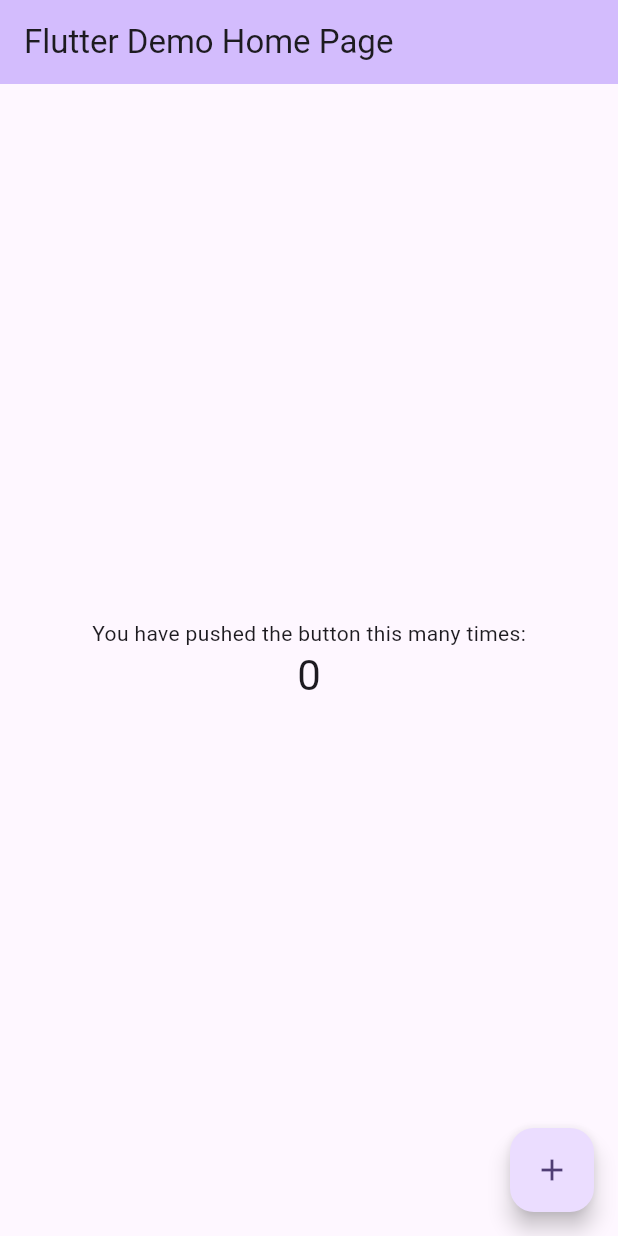
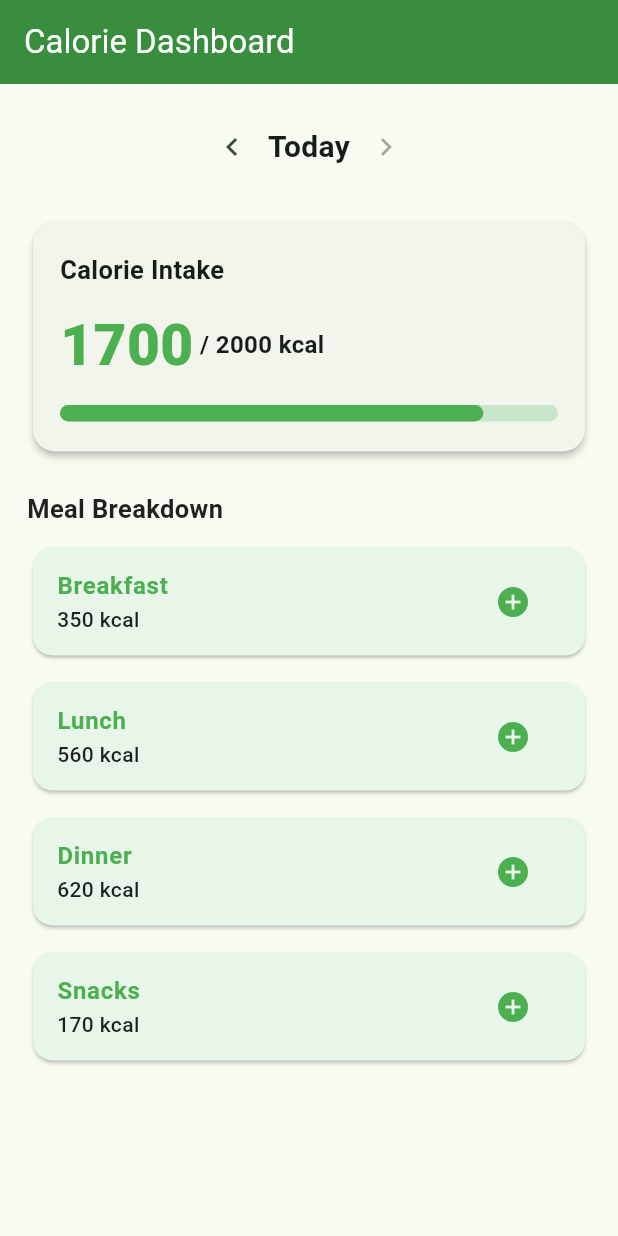
Before and after one commit to nik190799/ccdcdd_sdsd, a Flutter app: the screen it shows after launch, on a phone screen of 412 x 824 dp. Run offline on Flutter 3.47's test engine with Material 3 defaults, Android fonts, the phone set to English and light mode, and no system bars.

Commit message:
AI(Jarvis): Initial Attempt: lib/main.dart

```diff
--- a/lib/main.dart
+++ b/lib/main.dart
@@ -7,116 +7,191 @@ void main() {
 class MyApp extends StatelessWidget {
   const MyApp({super.key});
 
-  // This widget is the root of your application.
   @override
   Widget build(BuildContext context) {
     return MaterialApp(
-      title: 'Flutter Demo',
+      title: 'Calorie Tracker',
       theme: ThemeData(
-        // This is the theme of your application.
-        //
-        // TRY THIS: Try running your application with "flutter run". You'll see
-        // the application has a purple toolbar. Then, without quitting the app,
-        // try changing the seedColor in the colorScheme below to Colors.green
-        // and then invoke "hot reload" (save your changes or press the "hot
-        // reload" button in a Flutter-supported IDE, or press "r" if you used
-        // the command line to start the app).
-        //
-        // Notice that the counter didn't reset back to zero; the application
-        // state is not lost during the reload. To reset the state, use hot
-        // restart instead.
-        //
-        // This works for code too, not just values: Most code changes can be
-        // tested with just a hot reload.
-        colorScheme: ColorScheme.fromSeed(seedColor: Colors.deepPurple),
+        colorScheme: ColorScheme.fromSeed(seedColor: Colors.green),
+        useMaterial3: true,
       ),
-      home: const MyHomePage(title: 'Flutter Demo Home Page'),
+      home: const CalorieDashboardScreen(),
     );
   }
 }
 
-class MyHomePage extends StatefulWidget {
-  const MyHomePage({super.key, required this.title});
-
-  // This widget is the home page of your application. It is stateful, meaning
-  // that it has a State object (defined below) that contains fields that affect
-  // how it looks.
-
-  // This class is the configuration for the state. It holds the values (in this
-  // case the title) provided by the parent (in this case the App widget) and
-  // used by the build method of the State. Fields in a Widget subclass are
-  // always marked "final".
-
-  final String title;
+class CalorieDashboardScreen extends StatefulWidget {
+  const CalorieDashboardScreen({super.key});
 
   @override
-  State<MyHomePage> createState() => _MyHomePageState();
+  State<CalorieDashboardScreen> createState() => _CalorieDashboardScreenState();
 }
 
-class _MyHomePageState extends State<MyHomePage> {
-  int _counter = 0;
+class _CalorieDashboardScreenState extends State<CalorieDashboardScreen> {
+  // Hardcoded data for different days (only 2 shown here)
+  final List<DateTime> _dates = [
+    DateTime.now(),
+    DateTime.now().subtract(const Duration(days: 1)),
+  ];
+  int _selectedDayIndex = 0;
+  static const int calorieGoal = 2000;
 
-  void _incrementCounter() {
-    setState(() {
-      // This call to setState tells the Flutter framework that something has
-      // changed in this State, which causes it to rerun the build method below
-      // so that the display can reflect the updated values. If we changed
-      // _counter without calling setState(), then the build method would not be
-      // called again, and so nothing would appear to happen.
-      _counter++;
-    });
-  }
+  // Data: For demo, index 0=today, 1=yesterday.
+  final List<Map<String, dynamic>> _dataByDay = [
+    {
+      "total": 1700,
+      "meals": {
+        "Breakfast": 350,
+        "Lunch": 560,
+        "Dinner": 620,
+        "Snacks": 170,
+      }
+    },
+    {
+      "total": 2300,
+      "meals": {
+        "Breakfast": 400,
+        "Lunch": 730,
+        "Dinner": 910,
+        "Snacks": 260,
+      }
+    },
+  ];
 
   @override
   Widget build(BuildContext context) {
-    // This method is rerun every time setState is called, for instance as done
-    // by the _incrementCounter method above.
-    //
-    // The Flutter framework has been optimized to make rerunning build methods
-    // fast, so that you can just rebuild anything that needs updating rather
-    // than having to individually change instances of widgets.
+    final selectedData = _dataByDay[_selectedDayIndex];
+    final meals = selectedData["meals"] as Map<String, int>;
+    final total = selectedData["total"] as int;
+    final progress = (total / calorieGoal).clamp(0.0, 1.0);
     return Scaffold(
       appBar: AppBar(
-        // TRY THIS: Try changing the color here to a specific color (to
-        // Colors.amber, perhaps?) and trigger a hot reload to see the AppBar
-        // change color while the other colors stay the same.
-        backgroundColor: Theme.of(context).colorScheme.inversePrimary,
-        // Here we take the value from the MyHomePage object that was created by
-        // the App.build method, and use it to set our appbar title.
-        title: Text(widget.title),
+        title: const Text('Calorie Dashboard'),
+        backgroundColor: Colors.green.shade700,
+        foregroundColor: Colors.white,
       ),
-      body: Center(
-        // Center is a layout widget. It takes a single child and positions it
-        // in the middle of the parent.
+      body: Padding(
+        padding: const EdgeInsets.all(18.0),
         child: Column(
-          // Column is also a layout widget. It takes a list of children and
-          // arranges them vertically. By default, it sizes itself to fit its
-          // children horizontally, and tries to be as tall as its parent.
-          //
-          // Column has various properties to control how it sizes itself and
-          // how it positions its children. Here we use mainAxisAlignment to
-          // center the children vertically; the main axis here is the vertical
-          // axis because Columns are vertical (the cross axis would be
-          // horizontal).
-          //
-          // TRY THIS: Invoke "debug painting" (choose the "Toggle Debug Paint"
-          // action in the IDE, or press "p" in the console), to see the
-          // wireframe for each widget.
-          mainAxisAlignment: MainAxisAlignment.center,
-          children: <Widget>[
-            const Text('You have pushed the button this many times:'),
-            Text(
-              '$_counter',
-              style: Theme.of(context).textTheme.headlineMedium,
+          crossAxisAlignment: CrossAxisAlignment.stretch,
+          children: [
+            Row(
+              mainAxisAlignment: MainAxisAlignment.center,
+              children: [
+                // Previous
+                IconButton(
+                  icon: const Icon(Icons.chevron_left),
+                  onPressed: _selectedDayIndex < _dates.length - 1
+                      ? () {
+                          setState(() {
+                            _selectedDayIndex++;
+                          });
+                        }
+                      : null,
+                ),
+                Text(
+                  _selectedDayIndex == 0
+                      ? "Today"
+                      : "${_dates[_selectedDayIndex].month.toString().padLeft(2, '0')}-${_dates[_selectedDayIndex].day.toString().padLeft(2, '0')}-${_dates[_selectedDayIndex].year}",
+                  style: const TextStyle(
+                    fontSize: 20,
+                    fontWeight: FontWeight.bold,
+                  ),
+                ),
+                // Next
+                IconButton(
+                  icon: const Icon(Icons.chevron_right),
+                  onPressed: _selectedDayIndex > 0
+                      ? () {
+                          setState(() {
+                            _selectedDayIndex--;
+                          });
+                        }
+                      : null,
+                ),
+              ],
+            ),
+            const SizedBox(height: 22),
+            Card(
+              elevation: 2,
+              shape: RoundedRectangleBorder(borderRadius: BorderRadius.circular(15)),
+              child: Padding(
+                padding: const EdgeInsets.symmetric(vertical: 20, horizontal: 18),
+                child: Column(
+                  crossAxisAlignment: CrossAxisAlignment.start,
+                  children: [
+                    const Text("Calorie Intake",
+                        style: TextStyle(fontWeight: FontWeight.w700, fontSize: 17)),
+                    const SizedBox(height: 11),
+                    Row(
+                      children: [
+                        Text(
+                          "$total",
+                          style: const TextStyle(
+                              fontSize: 38, fontWeight: FontWeight.w900, color: Colors.green),
+                        ),
+                        const Text(
+                          " / $calorieGoal kcal",
+                          style: TextStyle(fontSize: 16, fontWeight: FontWeight.w600),
+                        ),
+                      ],
+                    ),
+                    const SizedBox(height: 13),
+                    LinearProgressIndicator(
+                      value: progress,
+                      backgroundColor: Colors.green.shade100,
+                      color: Colors.green,
+                      minHeight: 11,
+                      borderRadius: BorderRadius.circular(7),
+                    ),
+                  ],
+                ),
+              ),
+            ),
+            const SizedBox(height: 22),
+            const Text(
+              "Meal Breakdown",
+              style: TextStyle(fontWeight: FontWeight.bold, fontSize: 17, color: Colors.black87),
+            ),
+            const SizedBox(height: 10),
+            Expanded(
+              child: ListView.separated(
+                itemCount: meals.length,
+                separatorBuilder: (_, __) => const SizedBox(height: 10),
+                itemBuilder: (context, idx) {
+                  final mealName = meals.keys.elementAt(idx);
+                  final cals = meals[mealName]!;
+                  return Card(
+                    shape: RoundedRectangleBorder(borderRadius: BorderRadius.circular(13)),
+                    color: Colors.green[50],
+                    elevation: 1,
+                    child: ListTile(
+                      title: Text(
+                        mealName,
+                        style: const TextStyle(
+                            fontWeight: FontWeight.w600, fontSize: 16, color: Colors.green),
+                      ),
+                      subtitle: Text(
+                        "$cals kcal",
+                        style: const TextStyle(
+                            color: Colors.black87, fontWeight: FontWeight.w500),
+                      ),
+                      trailing: IconButton(
+                        icon: const Icon(Icons.add_circle, color: Colors.green),
+                        onPressed: () {
+                          // Placeholder: Could open add-food dialog
+                          ScaffoldMessenger.of(context).showSnackBar(
+                              SnackBar(content: Text("Add Food to $mealName (demo only)")));
+                        },
+                      ),
+                    ),
+                  );
+                },
+              ),
             ),
           ],
         ),
       ),
-      floatingActionButton: FloatingActionButton(
-        onPressed: _incrementCounter,
-        tooltip: 'Increment',
-        child: const Icon(Icons.add),
-      ), // This trailing comma makes auto-formatting nicer for build methods.
     );
   }
 }
```
